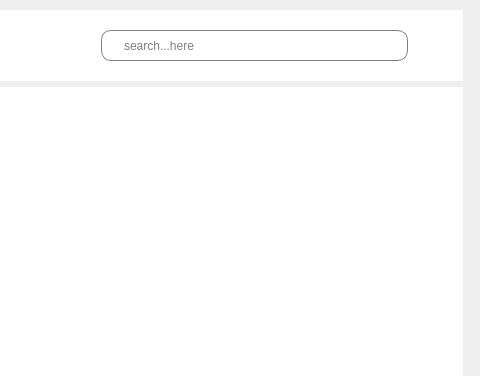
The window that School_System/ui/indexSU.ui (KasperJack/School-Management-System) describes before a commit, drawn with Qt 5; both pictures show x 687 to 1167 and y 0 to 376 of the 1167 by 855 pixel window.
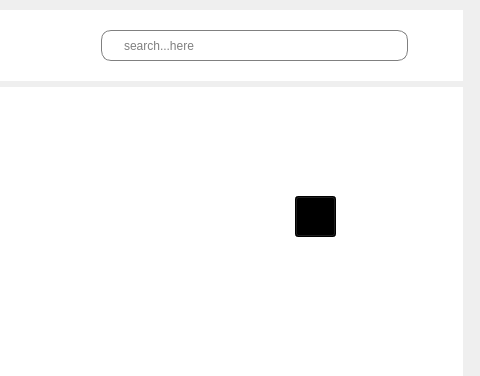
The same window after the commit. The open tabs and pages were chosen to show the change. Icons and pictures are not drawn.

What changed in the file:
```diff
--- a/School_System/ui/indexSU.ui
+++ b/School_System/ui/indexSU.ui
@@ -1055,6 +1055,32 @@
              <string>classes</string>
             </property>
            </widget>
+           <widget class="QToolButton" name="add_class_button">
+            <property name="geometry">
+             <rect>
+              <x>720</x>
+              <y>100</y>
+              <width>41</width>
+              <height>41</height>
+             </rect>
+            </property>
+            <property name="styleSheet">
+             <string notr="true">background-color: rgb(0, 0, 0);</string>
+            </property>
+            <property name="text">
+             <string>...</string>
+            </property>
+            <property name="icon">
+             <iconset resource="../resources/rec.qrc">
+              <normaloff>:/icons/icons/add student.png</normaloff>:/icons/icons/add student.png</iconset>
+            </property>
+            <property name="iconSize">
+             <size>
+              <width>50</width>
+              <height>30</height>
+             </size>
+            </property>
+           </widget>
           </widget>
           <widget class="QWidget" name="students">
            <widget class="QLabel" name="label_7">
```
Left out of the diff: 2 changed lines with no effect on the pictures.
